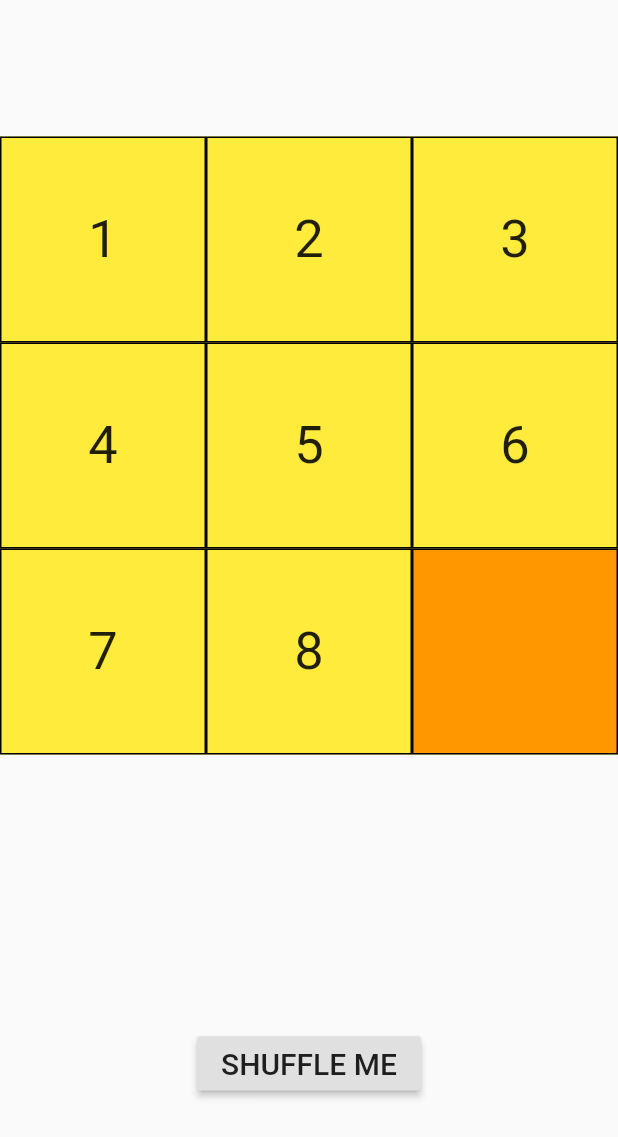
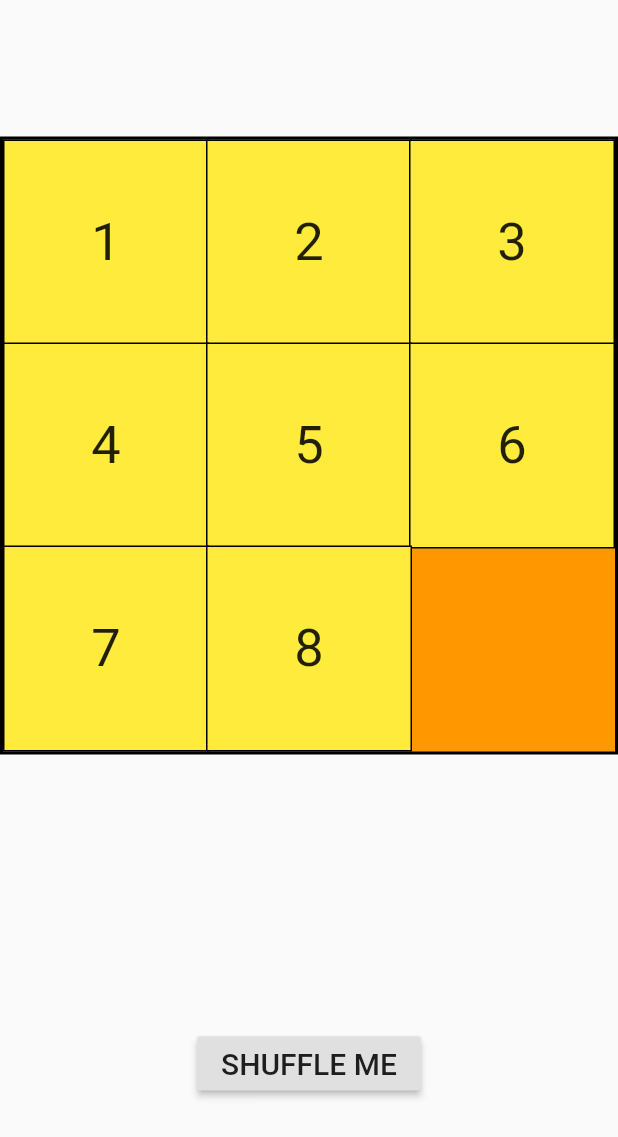
Before and after one commit to digitalnomadacademy/puzzl, a Flutter app: the screen it shows after launch, on a phone screen of 412 x 824 dp. Shown: the top 1137 px of the screen. Run offline on Flutter 3.47's test engine with Material 2 defaults, Android fonts, the phone set to English and light mode, and no system bars.

Commit message:
game works -> some changes with colors

```diff
--- a/lib/main.dart
+++ b/lib/main.dart
@@ -58,7 +58,10 @@ class _PuzzlPageState extends State<PuzzlPage> {
             Container(
               width: size ?? 0,
               height: size ?? 0,
-              color: Colors.yellow,
+              decoration: BoxDecoration(
+                border: Border.all(width: 2),
+                color: Colors.orange,
+              ),
               child: Stack(
                 children: _getChildren(),
               ),
@@ -84,6 +87,7 @@ class _PuzzlPageState extends State<PuzzlPage> {
               alignment:
                   _calculateAlignmentForIndex(numbers.indexOf(numberInt)),
               child: Number(
+                key: ValueKey<int>(numberInt),
                 onTap: () => _onNumberTaped(numberInt),
                 number: numberInt,
                 size: size / 3,
@@ -158,8 +162,8 @@ class Number extends StatelessWidget {
         width: size,
         height: size,
         decoration: BoxDecoration(
-            border: Border.all(),
-            color: is9 ? Colors.orange : Colors.transparent),
+            border: is9 ? null : Border.all(),
+            color: is9 ? Colors.transparent : Colors.yellow),
         child: is9
             ? Container()
             : Center(
```
